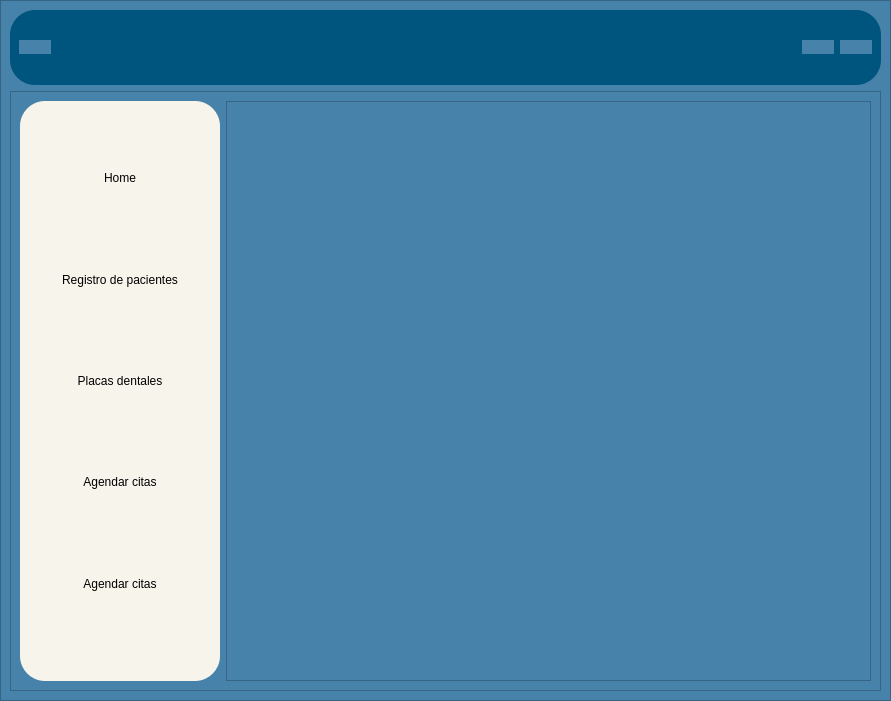
First picture: the form in interfaces/menu.ui, repository Reinaldito04/App-Consultas-y-Historias-Medicas, before the edit.
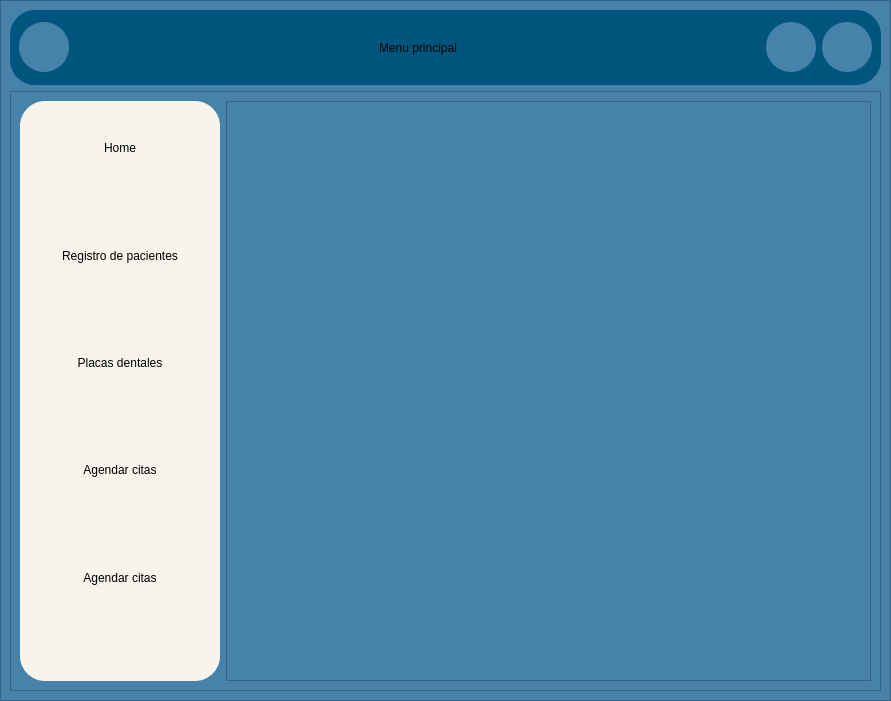
Second picture: the form after the edit. The open tabs and pages were chosen to show the change. Icons and pictures are not drawn.

Diff of the .ui file:
```diff
--- a/interfaces/menu.ui
+++ b/interfaces/menu.ui
@@ -71,6 +71,12 @@
            <layout class="QHBoxLayout" name="horizontalLayout_2">
             <item>
              <widget class="QPushButton" name="bt_menu">
+              <property name="minimumSize">
+               <size>
+                <width>50</width>
+                <height>50</height>
+               </size>
+              </property>
               <property name="styleSheet">
                <string notr="true">QPushButton{
 border-radius:25px;
@@ -111,8 +117,37 @@
               </property>
              </spacer>
             </item>
+            <item>
+             <widget class="QLabel" name="label_10">
+              <property name="styleSheet">
+               <string notr="true">font: 26pt &quot;MS Reference Sans Serif&quot;;</string>
+              </property>
+              <property name="text">
+               <string>Menu principal</string>
+              </property>
+             </widget>
+            </item>
+            <item>
+             <spacer name="horizontalSpacer_2">
+              <property name="orientation">
+               <enum>Qt::Horizontal</enum>
+              </property>
+              <property name="sizeHint" stdset="0">
+               <size>
+                <width>40</width>
+                <height>20</height>
+               </size>
+              </property>
+             </spacer>
+            </item>
             <item>
              <widget class="QPushButton" name="bt_info">
+              <property name="minimumSize">
+               <size>
+                <width>50</width>
+                <height>50</height>
+               </size>
+              </property>
               <property name="styleSheet">
                <string notr="true">QPushButton{
 border-radius:25px;
@@ -142,6 +177,12 @@
             </item>
             <item>
              <widget class="QPushButton" name="bt_salir">
+              <property name="minimumSize">
+               <size>
+                <width>50</width>
+                <height>50</height>
+               </size>
+              </property>
               <property name="styleSheet">
                <string notr="true">QPushButton{
 border-radius:25px;
@@ -241,6 +282,12 @@
                </item>
                <item>
                 <widget class="QPushButton" name="bt_home">
+                 <property name="minimumSize">
+                  <size>
+                   <width>50</width>
+                   <height>50</height>
+                  </size>
+                 </property>
                  <property name="styleSheet">
                   <string notr="true">QPushButton{
 border-radius:25px;
@@ -292,6 +339,12 @@
                </item>
                <item>
                 <widget class="QPushButton" name="bt_registro">
+                 <property name="minimumSize">
+                  <size>
+                   <width>50</width>
+                   <height>50</height>
+                  </size>
+                 </property>
                  <property name="styleSheet">
                   <string notr="true">QPushButton{
 border-radius:25px;
@@ -344,6 +397,12 @@
                </item>
                <item>
                 <widget class="QPushButton" name="bt_paciente">
+                 <property name="minimumSize">
+                  <size>
+                   <width>50</width>
+                   <height>50</height>
+                  </size>
+                 </property>
                  <property name="styleSheet">
                   <string notr="true">QPushButton{
 border-radius:25px;
@@ -397,6 +456,12 @@
                </item>
                <item>
                 <widget class="QPushButton" name="bt_citas">
+                 <property name="minimumSize">
+                  <size>
+                   <width>50</width>
+                   <height>50</height>
+                  </size>
+                 </property>
                  <property name="styleSheet">
                   <string notr="true">QPushButton{
 border-radius:25px;
@@ -449,6 +514,12 @@
                </item>
                <item>
                 <widget class="QPushButton" name="bt_historial">
+                 <property name="minimumSize">
+                  <size>
+                   <width>50</width>
+                   <height>50</height>
+                  </size>
+                 </property>
                  <property name="styleSheet">
                   <string notr="true">QPushButton{
 border-radius:25px;
```
Left out of the diff: 6 changed lines with no effect on the pictures.
